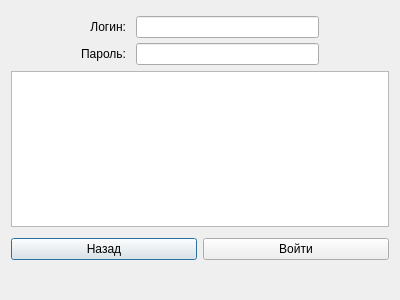
First picture: the form in courseProject/login_form.ui, repository coderDreamer/courseProject, before the edit.
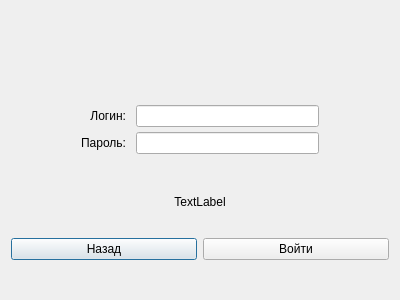
Second picture: the form after the edit.

```diff
--- a/courseProject/login_form.ui
+++ b/courseProject/login_form.ui
@@ -14,22 +14,12 @@
    <string>Dialog</string>
   </property>
   <layout class="QVBoxLayout" name="verticalLayout">
+   <property name="topMargin">
+    <number>105</number>
+   </property>
    <property name="bottomMargin">
     <number>40</number>
    </property>
-   <item>
-    <spacer name="verticalSpacer_2">
-     <property name="orientation">
-      <enum>Qt::Vertical</enum>
-     </property>
-     <property name="sizeHint" stdset="0">
-      <size>
-       <width>20</width>
-       <height>40</height>
-      </size>
-     </property>
-    </spacer>
-   </item>
    <item>
     <layout class="QFormLayout" name="formLayout">
      <property name="labelAlignment">
@@ -79,20 +69,14 @@
     </layout>
    </item>
    <item>
-    <widget class="QTextEdit" name="textEdit"/>
-   </item>
-   <item>
-    <spacer name="verticalSpacer">
-     <property name="orientation">
-      <enum>Qt::Vertical</enum>
+    <widget class="QLabel" name="login_label">
+     <property name="text">
+      <string>TextLabel</string>
      </property>
-     <property name="sizeHint" stdset="0">
-      <size>
-       <width>20</width>
-       <height>40</height>
-      </size>
+     <property name="alignment">
+      <set>Qt::AlignCenter</set>
      </property>
-    </spacer>
+    </widget>
    </item>
    <item>
     <layout class="QHBoxLayout" name="horizontalLayout">
```
